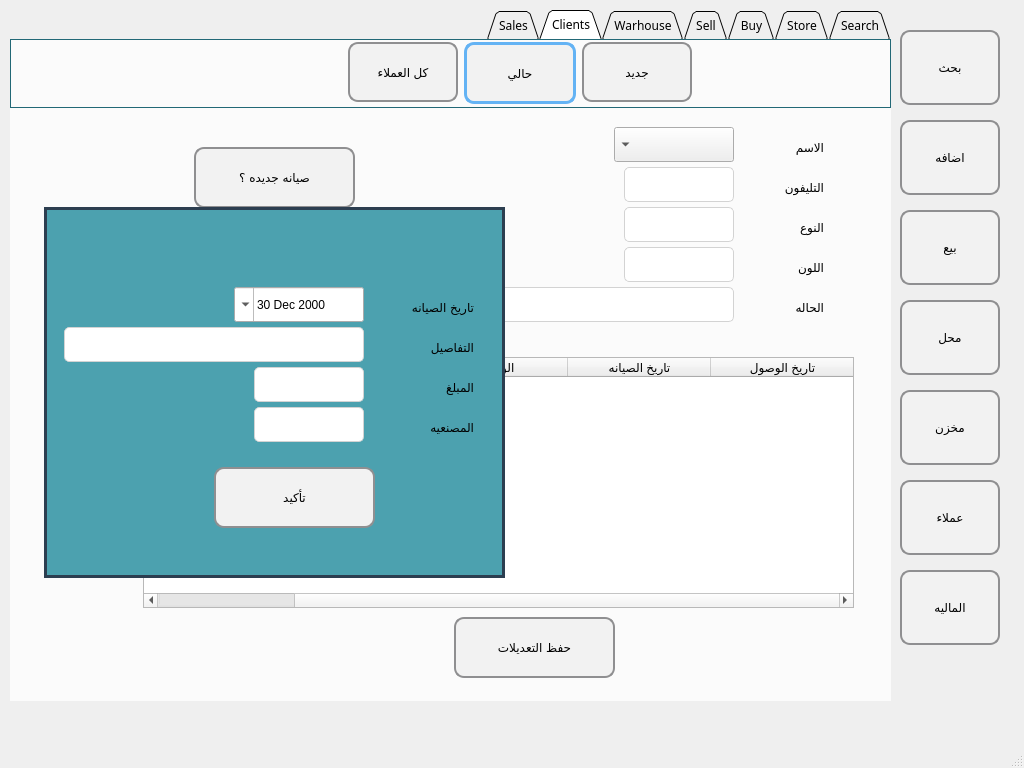
Above: GUI.ui from ahmedmostafa0x61/Scooter-Sales before the change. Below: the same form after it.
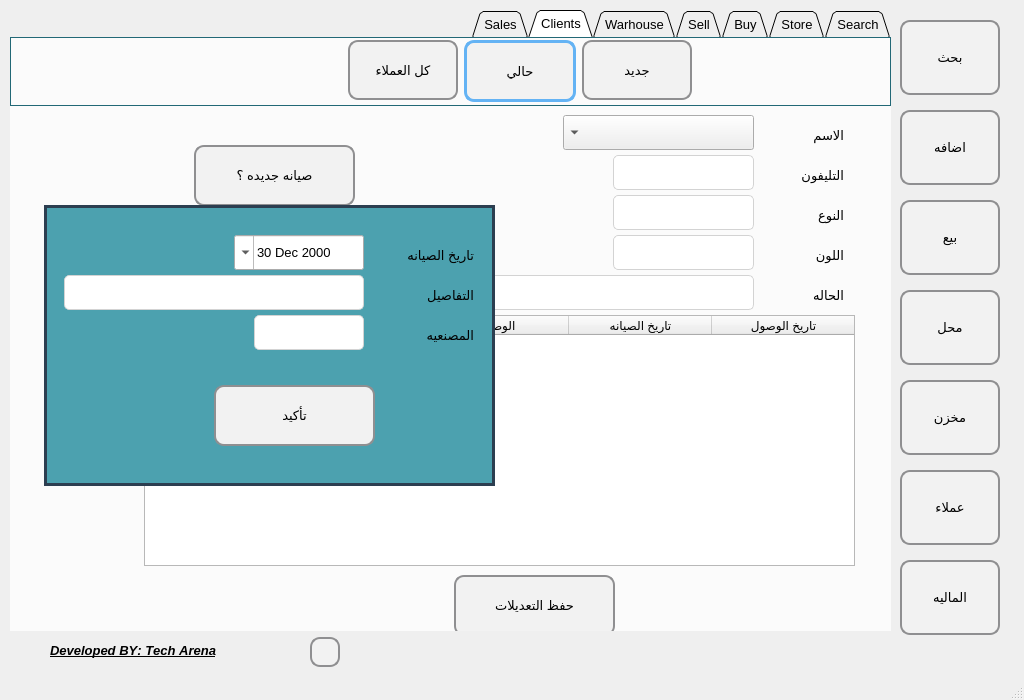
That is the form after the change. The open tabs and pages were chosen to show the change. Icons and pictures are not drawn.

Commit message: Add auto-complete

```diff
--- a/GUI.ui
+++ b/GUI.ui
@@ -10,25 +10,25 @@
     <x>0</x>
     <y>0</y>
     <width>1024</width>
-    <height>768</height>
+    <height>700</height>
    </rect>
   </property>
   <property name="minimumSize">
    <size>
     <width>1024</width>
-    <height>768</height>
+    <height>700</height>
    </size>
   </property>
   <property name="maximumSize">
    <size>
     <width>1024</width>
-    <height>768</height>
+    <height>700</height>
    </size>
   </property>
   <property name="font">
    <font>
-    <family>Led Italic Font</family>
-    <pointsize>9</pointsize>
+    <family>MS Shell Dlg 2</family>
+    <pointsize>13</pointsize>
    </font>
   </property>
   <property name="windowTitle">
@@ -87,15 +87,15 @@
     <property name="geometry">
      <rect>
       <x>900</x>
-      <y>210</y>
+      <y>200</y>
       <width>100</width>
       <height>75</height>
      </rect>
     </property>
     <property name="font">
      <font>
-      <family>Led Italic Font</family>
-      <pointsize>9</pointsize>
+      <family>MS Shell Dlg 2</family>
+      <pointsize>10</pointsize>
      </font>
     </property>
     <property name="text">
@@ -108,13 +108,13 @@
       <x>10</x>
       <y>10</y>
       <width>881</width>
-      <height>691</height>
+      <height>621</height>
      </rect>
     </property>
     <property name="font">
      <font>
-      <family>Led Italic Font</family>
-      <pointsize>9</pointsize>
+      <family>MS Shell Dlg 2</family>
+      <pointsize>10</pointsize>
      </font>
     </property>
     <property name="layoutDirection">
@@ -1573,6 +1573,12 @@
         <height>671</height>
        </rect>
       </property>
+      <property name="font">
+       <font>
+        <family>MS Shell Dlg 2</family>
+        <pointsize>10</pointsize>
+       </font>
+      </property>
       <property name="styleSheet">
        <string notr="true">QTabWidget::tab-bar {
     alignment: center;	
@@ -2012,12 +2018,18 @@
        <widget class="QLineEdit" name="client_phone">
         <property name="geometry">
          <rect>
-          <x>620</x>
-          <y>60</y>
-          <width>110</width>
+          <x>609</x>
+          <y>50</y>
+          <width>141</width>
           <height>35</height>
          </rect>
         </property>
+        <property name="font">
+         <font>
+          <family>MS Shell Dlg 2</family>
+          <pointsize>10</pointsize>
+         </font>
+        </property>
         <property name="readOnly">
          <bool>false</bool>
         </property>
@@ -2025,12 +2037,18 @@
        <widget class="QLineEdit" name="client_color">
         <property name="geometry">
          <rect>
-          <x>620</x>
-          <y>140</y>
-          <width>110</width>
+          <x>609</x>
+          <y>130</y>
+          <width>141</width>
           <height>35</height>
          </rect>
         </property>
+        <property name="font">
+         <font>
+          <family>MS Shell Dlg 2</family>
+          <pointsize>10</pointsize>
+         </font>
+        </property>
         <property name="readOnly">
          <bool>false</bool>
         </property>
@@ -2038,12 +2056,18 @@
        <widget class="QLineEdit" name="client_condition">
         <property name="geometry">
          <rect>
-          <x>430</x>
-          <y>180</y>
+          <x>450</x>
+          <y>170</y>
           <width>300</width>
           <height>35</height>
          </rect>
         </property>
+        <property name="font">
+         <font>
+          <family>MS Shell Dlg 2</family>
+          <pointsize>10</pointsize>
+         </font>
+        </property>
         <property name="text">
          <string/>
         </property>
@@ -2054,12 +2078,18 @@
        <widget class="QLineEdit" name="client_bike">
         <property name="geometry">
          <rect>
-          <x>620</x>
-          <y>100</y>
-          <width>110</width>
+          <x>609</x>
+          <y>90</y>
+          <width>141</width>
           <height>35</height>
          </rect>
         </property>
+        <property name="font">
+         <font>
+          <family>MS Shell Dlg 2</family>
+          <pointsize>10</pointsize>
+         </font>
+        </property>
         <property name="readOnly">
          <bool>false</bool>
         </property>
@@ -2067,15 +2097,16 @@
        <widget class="QLabel" name="label_29">
         <property name="geometry">
          <rect>
-          <x>720</x>
-          <y>20</y>
+          <x>740</x>
+          <y>10</y>
           <width>100</width>
           <height>40</height>
          </rect>
         </property>
         <property name="font">
          <font>
-          <family>Led Italic Font</family>
+          <family>MS Shell Dlg 2</family>
+          <pointsize>10</pointsize>
          </font>
         </property>
         <property name="text">
@@ -2085,15 +2116,16 @@
        <widget class="QLabel" name="label_30">
         <property name="geometry">
          <rect>
-          <x>720</x>
-          <y>60</y>
+          <x>740</x>
+          <y>50</y>
           <width>100</width>
           <height>40</height>
          </rect>
         </property>
         <property name="font">
          <font>
-          <family>Led Italic Font</family>
+          <family>MS Shell Dlg 2</family>
+          <pointsize>10</pointsize>
          </font>
         </property>
         <property name="text">
@@ -2103,15 +2135,16 @@
        <widget class="QLabel" name="label_28">
         <property name="geometry">
          <rect>
-          <x>720</x>
-          <y>100</y>
+          <x>740</x>
+          <y>90</y>
           <width>100</width>
           <height>40</height>
          </rect>
         </property>
         <property name="font">
          <font>
-          <family>Led Italic Font</family>
+          <family>MS Shell Dlg 2</family>
+          <pointsize>10</pointsize>
          </font>
         </property>
         <property name="text">
@@ -2121,15 +2154,16 @@
        <widget class="QLabel" name="label_31">
         <property name="geometry">
          <rect>
-          <x>720</x>
-          <y>180</y>
+          <x>740</x>
+          <y>170</y>
           <width>100</width>
           <height>40</height>
          </rect>
         </property>
         <property name="font">
          <font>
-          <family>Led Italic Font</family>
+          <family>MS Shell Dlg 2</family>
+          <pointsize>10</pointsize>
          </font>
         </property>
         <property name="text">
@@ -2139,15 +2173,16 @@
        <widget class="QLabel" name="label_32">
         <property name="geometry">
          <rect>
-          <x>720</x>
-          <y>140</y>
+          <x>740</x>
+          <y>130</y>
           <width>100</width>
           <height>40</height>
          </rect>
         </property>
         <property name="font">
          <font>
-          <family>Led Italic Font</family>
+          <family>MS Shell Dlg 2</family>
+          <pointsize>10</pointsize>
          </font>
         </property>
         <property name="text">
@@ -2157,27 +2192,34 @@
        <widget class="QComboBox" name="client_name">
         <property name="geometry">
          <rect>
-          <x>610</x>
-          <y>20</y>
-          <width>120</width>
+          <x>559</x>
+          <y>10</y>
+          <width>191</width>
           <height>35</height>
          </rect>
         </property>
         <property name="font">
          <font>
-          <family>Led Italic Font</family>
+          <family>MS Shell Dlg 2</family>
+          <pointsize>10</pointsize>
          </font>
         </property>
        </widget>
        <widget class="QTableWidget" name="fixes_table">
         <property name="geometry">
          <rect>
-          <x>139</x>
-          <y>250</y>
+          <x>140</x>
+          <y>210</y>
           <width>711</width>
           <height>251</height>
          </rect>
         </property>
+        <property name="font">
+         <font>
+          <family>MS Shell Dlg 2</family>
+          <pointsize>10</pointsize>
+         </font>
+        </property>
         <attribute name="horizontalHeaderCascadingSectionResizes">
          <bool>false</bool>
         </attribute>
@@ -2202,11 +2244,6 @@
           <string>الوصف</string>
          </property>
         </column>
-        <column>
-         <property name="text">
-          <string>المبلغ</string>
-         </property>
-        </column>
         <column>
          <property name="text">
           <string>المصنعيه</string>
@@ -2224,8 +2261,8 @@
         </property>
         <property name="font">
          <font>
-          <family>Led Italic Font</family>
-          <pointsize>9</pointsize>
+          <family>MS Shell Dlg 2</family>
+          <pointsize>10</pointsize>
          </font>
         </property>
         <property name="text">
@@ -2237,13 +2274,14 @@
          <rect>
           <x>40</x>
           <y>100</y>
-          <width>461</width>
-          <height>371</height>
+          <width>451</width>
+          <height>281</height>
          </rect>
         </property>
         <property name="font">
          <font>
-          <pointsize>8</pointsize>
+          <family>MS Shell Dlg 2</family>
+          <pointsize>10</pointsize>
          </font>
         </property>
         <property name="styleSheet">
@@ -2259,11 +2297,17 @@
          <property name="geometry">
           <rect>
            <x>190</x>
-           <y>80</y>
+           <y>30</y>
            <width>130</width>
            <height>35</height>
           </rect>
          </property>
+         <property name="font">
+          <font>
+           <family>MS Shell Dlg 2</family>
+           <pointsize>10</pointsize>
+          </font>
+         </property>
          <property name="minimumDate">
           <date>
            <year>2000</year>
@@ -2279,11 +2323,17 @@
          <property name="geometry">
           <rect>
            <x>20</x>
-           <y>120</y>
+           <y>70</y>
            <width>300</width>
            <height>35</height>
           </rect>
          </property>
+         <property name="font">
+          <font>
+           <family>MS Shell Dlg 2</family>
+           <pointsize>10</pointsize>
+          </font>
+         </property>
          <property name="text">
           <string/>
          </property>
@@ -2295,11 +2345,17 @@
          <property name="geometry">
           <rect>
            <x>170</x>
-           <y>260</y>
+           <y>180</y>
            <width>161</width>
            <height>61</height>
           </rect>
          </property>
+         <property name="font">
+          <font>
+           <family>MS Shell Dlg 2</family>
+           <pointsize>10</pointsize>
+          </font>
+         </property>
          <property name="text">
           <string>تأكيد</string>
          </property>
@@ -2308,14 +2364,15 @@
          <property name="geometry">
           <rect>
            <x>330</x>
-           <y>80</y>
+           <y>30</y>
            <width>100</width>
            <height>40</height>
           </rect>
          </property>
          <property name="font">
           <font>
-           <family>Led Italic Font</family>
+           <family>MS Shell Dlg 2</family>
+           <pointsize>10</pointsize>
           </font>
          </property>
          <property name="text">
@@ -2326,14 +2383,15 @@
          <property name="geometry">
           <rect>
            <x>330</x>
-           <y>120</y>
+           <y>70</y>
            <width>100</width>
            <height>40</height>
           </rect>
          </property>
          <property name="font">
           <font>
-           <family>Led Italic Font</family>
+           <family>MS Shell Dlg 2</family>
+           <pointsize>10</pointsize>
           </font>
          </property>
          <property name="text">
@@ -2344,52 +2402,31 @@
          <property name="geometry">
           <rect>
            <x>210</x>
-           <y>200</y>
+           <y>110</y>
            <width>110</width>
            <height>35</height>
-          </rect>
-         </property>
-        </widget>
-        <widget class="QLabel" name="label_63">
-         <property name="geometry">
-          <rect>
-           <x>330</x>
-           <y>160</y>
-           <width>100</width>
-           <height>40</height>
           </rect>
          </property>
          <property name="font">
           <font>
-           <family>Led Italic Font</family>
+           <family>MS Shell Dlg 2</family>
+           <pointsize>10</pointsize>
           </font>
-         </property>
-         <property name="text">
-          <string>المبلغ</string>
-         </property>
-        </widget>
-        <widget class="QLineEdit" name="client_money">
-         <property name="geometry">
-          <rect>
-           <x>210</x>
-           <y>160</y>
-           <width>110</width>
-           <height>35</height>
-          </rect>
          </property>
         </widget>
         <widget class="QLabel" name="label_64">
          <property name="geometry">
           <rect>
            <x>330</x>
-           <y>200</y>
+           <y>110</y>
            <width>100</width>
            <height>40</height>
           </rect>
          </property>
          <property name="font">
           <font>
-           <family>Led Italic Font</family>
+           <family>MS Shell Dlg 2</family>
+           <pointsize>10</pointsize>
           </font>
          </property>
          <property name="text">
@@ -2401,14 +2438,15 @@
         <property name="geometry">
          <rect>
           <x>450</x>
-          <y>510</y>
+          <y>470</y>
           <width>161</width>
           <height>61</height>
          </rect>
         </property>
         <property name="font">
          <font>
-          <family>Led Italic Font</family>
+          <family>MS Shell Dlg 2</family>
+          <pointsize>10</pointsize>
          </font>
         </property>
         <property name="text">
@@ -2703,15 +2741,15 @@
     <property name="geometry">
      <rect>
       <x>900</x>
-      <y>390</y>
+      <y>380</y>
       <width>100</width>
       <height>75</height>
      </rect>
     </property>
     <property name="font">
      <font>
-      <family>Led Italic Font</family>
-      <pointsize>9</pointsize>
+      <family>MS Shell Dlg 2</family>
+      <pointsize>10</pointsize>
      </font>
     </property>
     <property name="text">
@@ -2722,15 +2760,15 @@
     <property name="geometry">
      <rect>
       <x>900</x>
-      <y>300</y>
+      <y>290</y>
       <width>100</width>
       <height>75</height>
      </rect>
     </property>
     <property name="font">
      <font>
-      <family>Led Italic Font</family>
-      <pointsize>9</pointsize>
+      <family>MS Shell Dlg 2</family>
+      <pointsize>10</pointsize>
      </font>
     </property>
     <property name="text">
@@ -2741,15 +2779,15 @@
     <property name="geometry">
      <rect>
       <x>900</x>
-      <y>120</y>
+      <y>110</y>
       <width>100</width>
       <height>75</height>
      </rect>
     </property>
     <property name="font">
      <font>
-      <family>Led Italic Font</family>
-      <pointsize>9</pointsize>
+      <family>MS Shell Dlg 2</family>
+      <pointsize>10</pointsize>
      </font>
     </property>
     <property name="text">
@@ -2760,15 +2798,15 @@
     <property name="geometry">
      <rect>
       <x>900</x>
-      <y>480</y>
+      <y>470</y>
       <width>100</width>
       <height>75</height>
      </rect>
     </property>
     <property name="font">
      <font>
-      <family>Led Italic Font</family>
-      <pointsize>9</pointsize>
+      <family>MS Shell Dlg 2</family>
+      <pointsize>10</pointsize>
      </font>
     </property>
     <property name="text">
@@ -2779,15 +2817,15 @@
     <property name="geometry">
      <rect>
       <x>900</x>
-      <y>30</y>
+      <y>20</y>
       <width>100</width>
       <height>75</height>
      </rect>
     </property>
     <property name="font">
      <font>
-      <family>Led Italic Font</family>
-      <pointsize>9</pointsize>
+      <family>MS Shell Dlg 2</family>
+      <pointsize>10</pointsize>
      </font>
     </property>
     <property name="text">
@@ -2798,21 +2836,114 @@
     <property name="geometry">
      <rect>
       <x>900</x>
-      <y>570</y>
+      <y>560</y>
       <width>100</width>
       <height>75</height>
      </rect>
     </property>
     <property name="font">
      <font>
-      <family>Led Italic Font</family>
-      <pointsize>9</pointsize>
+      <family>MS Shell Dlg 2</family>
+      <pointsize>10</pointsize>
      </font>
     </property>
     <property name="text">
      <string>الماليه</string>
     </property>
    </widget>
+   <widget class="QLabel" name="label_12">
+    <property name="geometry">
+     <rect>
+      <x>50</x>
+      <y>620</y>
+      <width>281</width>
+      <height>61</height>
+     </rect>
+    </property>
+    <property name="font">
+     <font>
+      <family>MS Shell Dlg 2</family>
+      <pointsize>10</pointsize>
+      <weight>75</weight>
+      <italic>true</italic>
+      <bold>true</bold>
+      <underline>true</underline>
+      <strikeout>false</strikeout>
+      <kerning>false</kerning>
+     </font>
+    </property>
+    <property name="text">
+     <string>Developed BY: Tech Arena</string>
+    </property>
+   </widget>
+   <widget class="QLabel" name="label_13">
+    <property name="geometry">
+     <rect>
+      <x>10</x>
+      <y>630</y>
+      <width>40</width>
+      <height>40</height>
+     </rect>
+    </property>
+    <property name="font">
+     <font>
+      <family>MS Shell Dlg 2</family>
+      <pointsize>10</pointsize>
+     </font>
+    </property>
+    <property name="text">
+     <string/>
+    </property>
+    <property name="pixmap">
+     <pixmap>../../Downloads/output-onlinepngtools.png</pixmap>
+    </property>
+    <property name="scaledContents">
+     <bool>true</bool>
+    </property>
+    <property name="alignment">
+     <set>Qt::AlignCenter</set>
+    </property>
+    <property name="openExternalLinks">
+     <bool>false</bool>
+    </property>
+   </widget>
+   <widget class="QPushButton" name="pushButton">
+    <property name="geometry">
+     <rect>
+      <x>310</x>
+      <y>637</y>
+      <width>30</width>
+      <height>30</height>
+     </rect>
+    </property>
+    <property name="font">
+     <font>
+      <family>MS Shell Dlg 2</family>
+      <pointsize>10</pointsize>
+     </font>
+    </property>
+    <property name="styleSheet">
+     <string notr="true">
+QPushButton:pressed {
+    background-color: qlineargradient(x1: 0, y1: 0, x2: 0, y2: 1,
+                                      stop: 0 #2980B9, stop: 1 #4286f4);
+}
+</string>
+    </property>
+    <property name="text">
+     <string/>
+    </property>
+    <property name="icon">
+     <iconset>
+      <normaloff>../7197477020_11e9f9c6c4.jpg</normaloff>../7197477020_11e9f9c6c4.jpg</iconset>
+    </property>
+    <property name="iconSize">
+     <size>
+      <width>30</width>
+      <height>30</height>
+     </size>
+    </property>
+   </widget>
   </widget>
   <widget class="QMenuBar" name="menubar">
    <property name="geometry">
```
Left out of the diff: 831 changed lines with no effect on the pictures. The commit also changes 2 other files.
